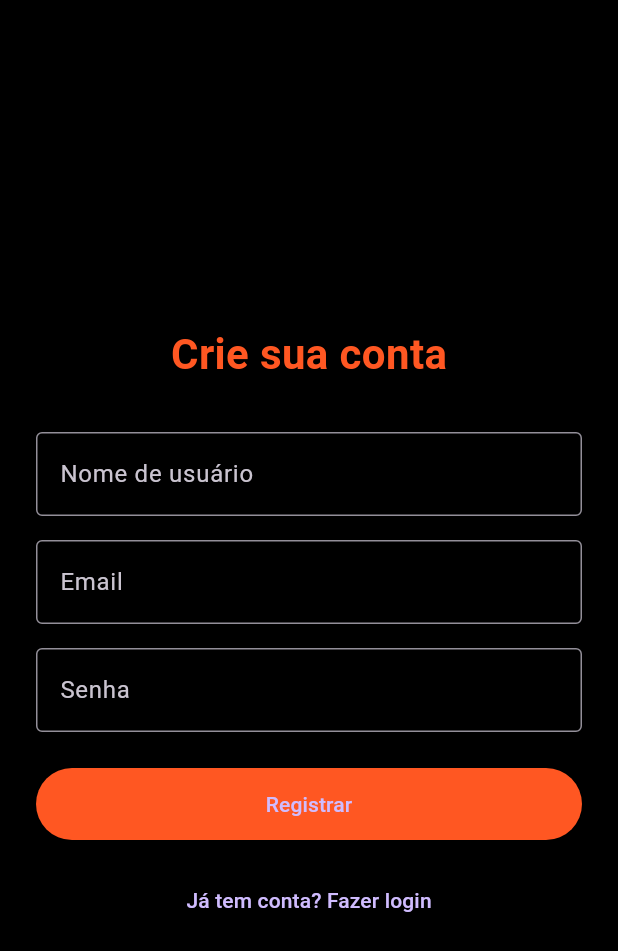
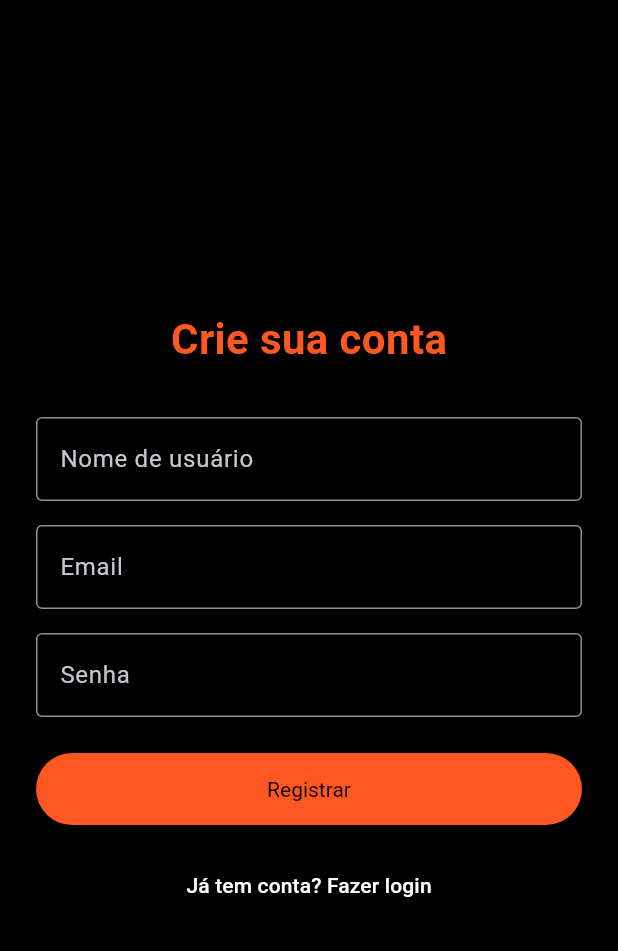
Before and after one commit to Joao-Kayke26/Rewind-app, a Flutter app: the screen it shows after launch, after a tap on "Entrar", after a tap on "Novo por aqui? Crie sua conta", on a phone screen of 412 x 824 dp. Shown: the top 951 px of the screen. Run offline on Flutter 3.47's test engine with Material 3 defaults, Android fonts, the phone set to English and light mode, and no system bars; our stand-ins replace shared_preferences; network calls fail.

Commit message:
feat: adicionada a página de login e registro para consumir a api

```diff
--- a/lib/screens/login_screen.dart
+++ b/lib/screens/login_screen.dart
@@ -15,12 +15,12 @@ class _LoginPageState extends State<LoginPage> {
   final _passwordController = TextEditingController();
   final _authService = AuthService();
   bool _loading = false;
-  String? _error;
+  String _error = "";
 
   void _submit() async {
     setState(() {
       _loading = true;
-      _error = null;
+      _error = "";
     });
 
     final email = _emailController.text.trim();
@@ -33,7 +33,6 @@ class _LoginPageState extends State<LoginPage> {
     });
 
     if (ok) {
-      // navega para a home e remove a página de login da pilha
       Navigator.of(context).pushReplacement(
         MaterialPageRoute(builder: (_) => const HomePage()),
       );
@@ -97,9 +96,9 @@ class _LoginPageState extends State<LoginPage> {
                         style: ElevatedButton.styleFrom(
                           backgroundColor: Colors.deepOrange,
                           minimumSize: const Size(double.infinity, 45),
-                          textStyle: TextStyle(color: Colors.white)
+
                         ),
-                        child: _loading ? const CircularProgressIndicator() : const Text('Entrar'),
+                        child: _loading ? const CircularProgressIndicator() : const Text('Entrar',style: TextStyle(color: Colors.black)),
                       ),
                 TextButton(
                   onPressed: () {
@@ -113,6 +112,9 @@ class _LoginPageState extends State<LoginPage> {
                     style: TextStyle(color: Colors.white),
                   ),
                 ),
+                _error != "" ? Text(
+                    _error,
+                    style: TextStyle(color: Colors.white)) : Text(""),
               ],
             ),
           ),
--- a/lib/screens/register_screen.dart
+++ b/lib/screens/register_screen.dart
@@ -19,12 +19,12 @@ class _RegisterPageState extends State<RegisterPage> {
   final _authService = AuthService();
 
   bool _loading = false;
-  String? _error;
+  String _error = "";
 
   void _register() async {
     setState(() {
       _loading = true;
-      _error = null;
+      _error = "";
     });
 
     final name = _nameController.text.trim();
@@ -41,7 +41,7 @@ class _RegisterPageState extends State<RegisterPage> {
       );
     } else {
       setState(() {
-        _error = 'Erro ao registrar. Tente outro email ou verifique os dados.';
+        _error = 'Erro ao registrar!';
       });
     }
   }
@@ -110,8 +110,9 @@ class _RegisterPageState extends State<RegisterPage> {
                         style: ElevatedButton.styleFrom(
                           backgroundColor: Colors.deepOrange,
                           minimumSize: const Size(double.infinity, 48),
+                          textStyle: TextStyle(color: Colors.black),
                         ),
-                        child: const Text('Registrar'),
+                        child: const Text('Registrar', style: TextStyle(color: Colors.black),),
                       ),
                 const SizedBox(height: 16),
                 TextButton(
@@ -121,8 +122,11 @@ class _RegisterPageState extends State<RegisterPage> {
                       MaterialPageRoute(builder: (_) => const LoginPage()),
                     );
                   },
-                  child: const Text("Já tem conta? Fazer login"),
+                  child: const Text("Já tem conta? Fazer login",style: TextStyle(color: Colors.white),),
                 ),
+                _error != "" ? Text(
+                  _error,
+                  style: TextStyle(color: Colors.white)) : Text(""),
               ],
             ),
           ),
```
